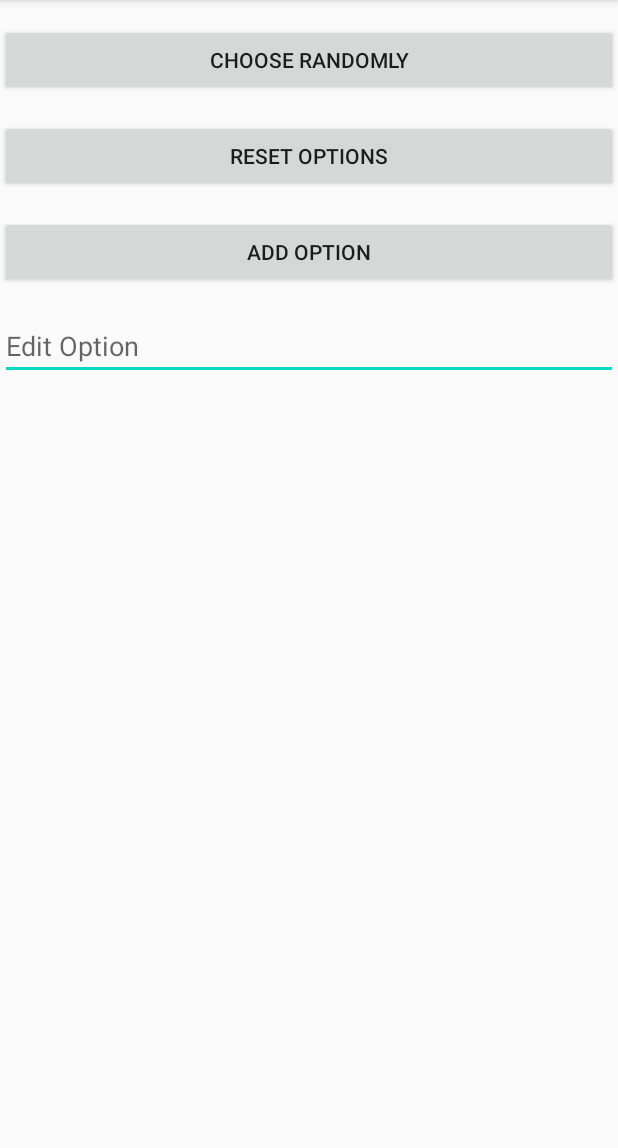
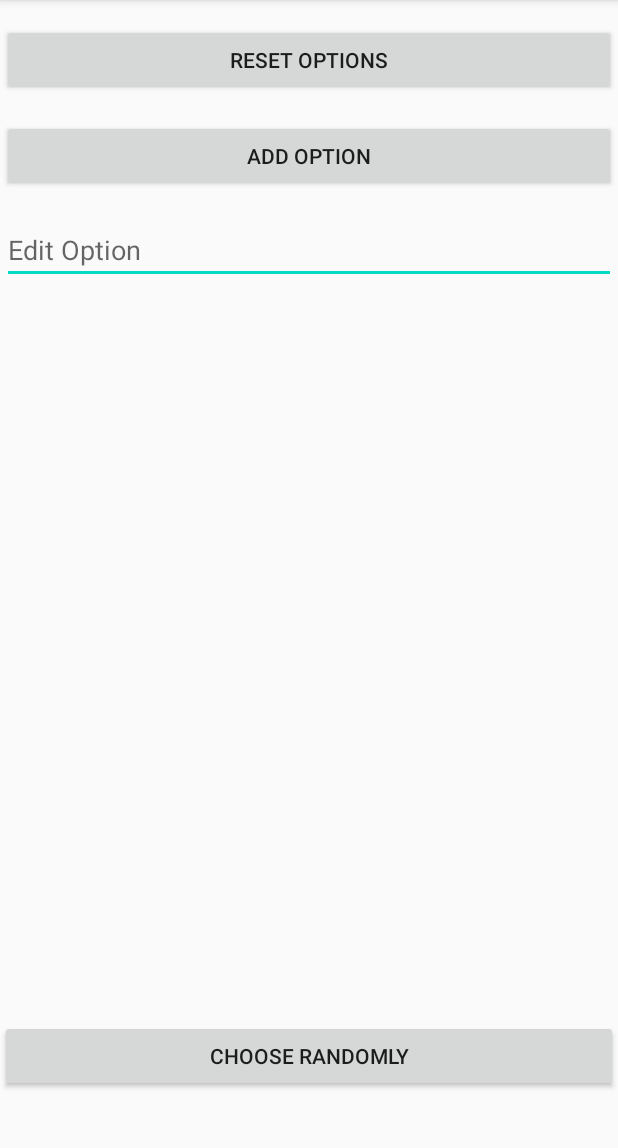
Before and after one commit to einzigartigerName/tyche, an Android app: the screen it shows after launch (MainActivity), on a phone screen of 412 x 824 dp, the part 84-1232 px from its top. Run offline under Robolectric (Android 15) with nearby library versions, the phone set to English and light mode, and no system bars.

Commit message:
UI Update, Icon changed, bug fixed, README added

```diff
--- a/app/src/main/AndroidManifest.xml
+++ b/app/src/main/AndroidManifest.xml
@@ -5,9 +5,9 @@
     <application
         android:hardwareAccelerated="true"
         android:allowBackup="true"
-        android:icon="@mipmap/ic_launcher"
+        android:icon="@drawable/dice"
         android:label="@string/app_name"
-        android:roundIcon="@mipmap/ic_launcher_round"
+        android:roundIcon="@drawable/dice"
         android:supportsRtl="true"
         android:theme="@style/AppTheme">
         <activity android:name=".MainActivity">
--- a/app/src/main/java/de/dechasa/tyche/MainActivity.kt
+++ b/app/src/main/java/de/dechasa/tyche/MainActivity.kt
@@ -23,6 +23,7 @@ class MainActivity : AppCompatActivity() {
 
         adapter = ArrayAdapter(this, android.R.layout.simple_list_item_1, optionValues)
         optionListView.adapter = adapter
+        optionListView.dividerHeight = 5
     }
 
     fun addOption(view: View) {
@@ -42,7 +43,7 @@ class MainActivity : AppCompatActivity() {
 
     fun chooseRandomly(view: View) {
         if(optionValues.size > 0) {
-            for(i in (0 until (optionValues.size - 1)))
+            for(i in (0 until optionValues.size ))
                 optionListView.getChildAt(i).setBackgroundColor(Color.TRANSPARENT)
 
             val selected = (0 until optionValues.size).random()
--- a/app/src/main/res/layout/activity_main.xml
+++ b/app/src/main/res/layout/activity_main.xml
@@ -6,19 +6,16 @@
     android:layout_height="match_parent"
     tools:context=".MainActivity">
 
+
+
     <LinearLayout
-        android:layout_width="match_parent"
-        android:layout_height="match_parent"
-        android:orientation="vertical">
-
-        <Button
-            android:id="@+id/button_random"
-            android:layout_width="match_parent"
-            android:layout_height="wrap_content"
-            android:layout_marginTop="16dp"
-            android:onClick="chooseRandomly"
-            android:text="@string/button_random"
-            app:layout_constraintTop_toTopOf="parent" />
+        android:id="@+id/linearLayout"
+        android:layout_width="409dp"
+        android:layout_height="639dp"
+        android:orientation="vertical"
+        app:layout_constraintEnd_toEndOf="parent"
+        app:layout_constraintStart_toStartOf="parent"
+        app:layout_constraintTop_toTopOf="parent">
 
         <Button
             android:id="@+id/button_reset"
@@ -55,8 +52,27 @@
         <ListView
             android:id="@+id/optionListView"
             android:layout_width="wrap_content"
-            android:layout_height="match_parent" />
+            android:layout_height="446dp" />
 
     </LinearLayout>
 
+    <Button
+        android:id="@+id/button_random"
+        android:layout_width="match_parent"
+        android:layout_height="wrap_content"
+        android:onClick="chooseRandomly"
+        android:text="@string/button_random"
+        app:layout_constraintBottom_toBottomOf="parent"
+        app:layout_constraintEnd_toEndOf="parent"
+        app:layout_constraintStart_toStartOf="parent"
+        app:layout_constraintTop_toBottomOf="@+id/linearLayout" />
+
+    <Space
+        android:layout_width="0dp"
+        android:layout_height="40dp"
+        app:layout_constraintBottom_toBottomOf="parent"
+        app:layout_constraintEnd_toEndOf="parent"
+        app:layout_constraintStart_toStartOf="parent"
+        app:layout_constraintTop_toBottomOf="@+id/button_random" />
+
 </androidx.constraintlayout.widget.ConstraintLayout>
```
Also changed, not shown: app/src/main/res/drawable-v24/dice.png (added), 4 other files.
